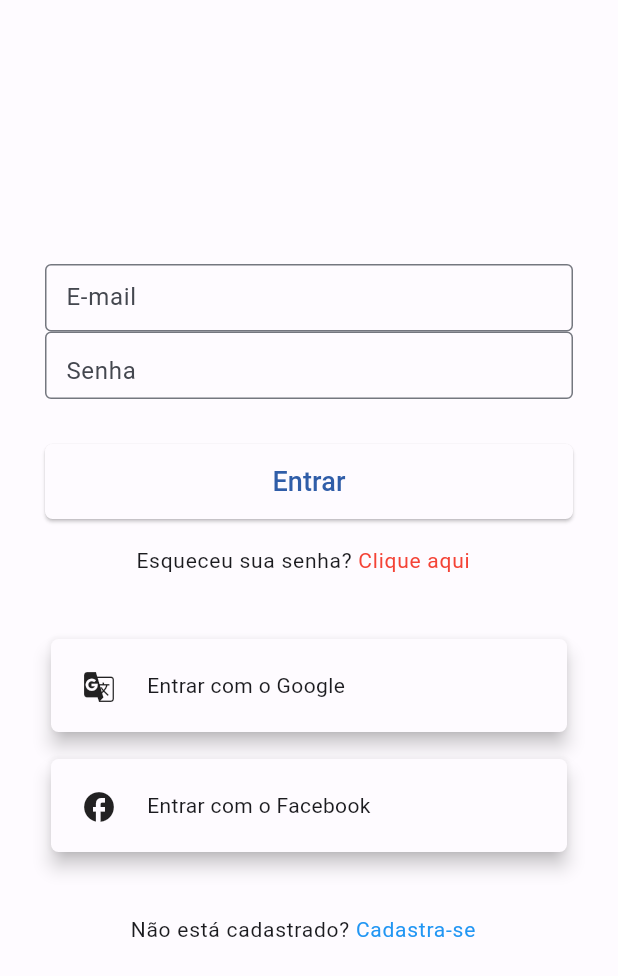
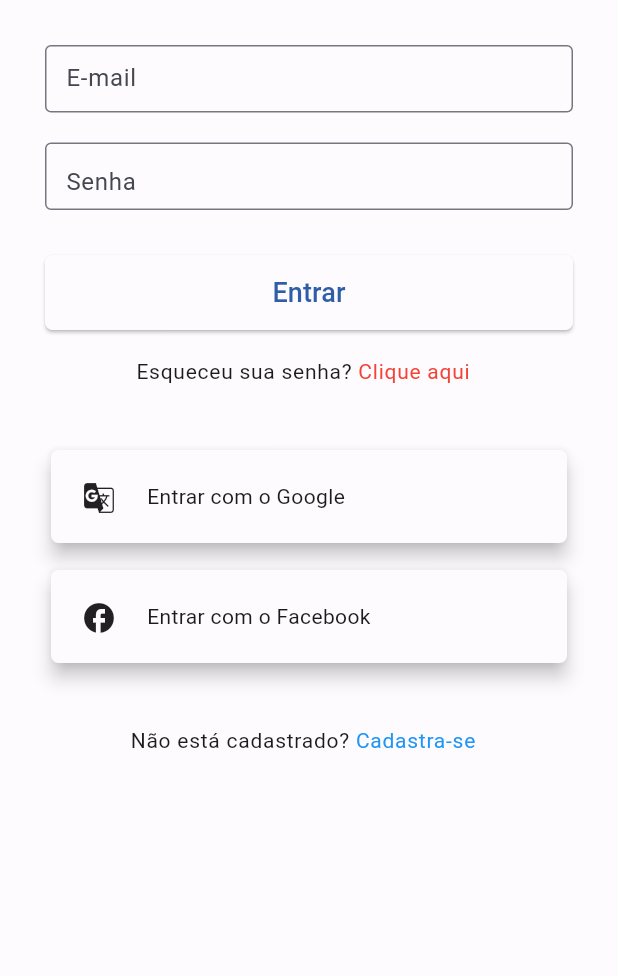
Before and after one commit to WordSystemLTDA/glauber, a Flutter app: the screen it shows after launch, on a phone screen of 412 x 824 dp. Shown: the top 976 px of the screen. Run offline on Flutter 3.47's test engine with Material 2 defaults, Android fonts, the phone set to English and light mode, and no system bars; our stand-ins replace carousel_slider, dio, shared_preferences.

Commit message:
mudanças

```diff
--- a/lib/src/essencial/config.dart
+++ b/lib/src/essencial/config.dart
@@ -1,4 +1,4 @@
-class ConexoesBanco {
+class Config {
   // String servidor = 'http://192.168.2.129/api_glauber';
-  static String apiUrl = 'http://192.168.2.111/sistema/api_glauber/';
+  static String apiUrl = 'http://10.1.1.107/sistema/api_glauber/';
 }
--- a/lib/src/essencial/network/dio_cliente.dart
+++ b/lib/src/essencial/network/dio_cliente.dart
@@ -5,7 +5,7 @@ import 'package:glauber/src/essencial/config.dart';
 import 'package:glauber/src/essencial/network/http_cliente.dart';
 
 class DioClient implements IHttpClient {
-  final dio = Dio(BaseOptions(baseUrl: ConexoesBanco.apiUrl));
+  final dio = Dio(BaseOptions(baseUrl: Config.apiUrl));
 
   @override
   Future? get({required String url, Map<String, String>? headers}) async {
--- a/lib/src/modulos/autenticacao/ui/paginas/pagina_login.dart
+++ b/lib/src/modulos/autenticacao/ui/paginas/pagina_login.dart
@@ -24,15 +24,17 @@ class _PaginaLoginState extends State<PaginaLogin> {
       builder: (context, value, _) {
         return Scaffold(
           body: SafeArea(
-            child: Padding(
+            child: SingleChildScrollView(
               padding: const EdgeInsets.all(30),
               child: Column(
                 mainAxisAlignment: MainAxisAlignment.center,
                 children: [
                   TextField(
                     controller: _emailController,
+                    keyboardType: TextInputType.emailAddress,
                     decoration: const InputDecoration(hintText: 'E-mail'),
                   ),
+                  const SizedBox(height: 20),
                   TextField(
                     obscureText: ocultarSenha,
                     controller: _senhaController,
--- a/lib/src/modulos/home/interator/stores/home_store.dart
+++ b/lib/src/modulos/home/interator/stores/home_store.dart
@@ -12,7 +12,6 @@ class HomeStore extends ValueNotifier<HomeEstado> {
 
     var resposta = await _homeServico.listar();
 
-    print(resposta);
     if (resposta.sucesso) {
       value = Carregado(eventos: resposta.eventos, propagandas: resposta.propagandas);
     } else {
--- a/lib/src/modulos/home/ui/widgets/card_eventos.dart
+++ b/lib/src/modulos/home/ui/widgets/card_eventos.dart
@@ -28,7 +28,7 @@ class _CardEventosState extends State<CardEventos> {
           child: Stack(
             children: [
               Image.network(
-                'https://i0.wp.com/surgiu.com.br/wp-content/uploads/2022/06/prova-do-laco.jpeg?resize=1024%2C1024&ssl=1',
+                evento.foto,
                 width: double.infinity,
                 height: 220,
                 fit: BoxFit.cover,
```
Also changed, not shown: lib/src/modulos/home/data/servicos/home_servico_impl.dart (+10 -8 lines).
